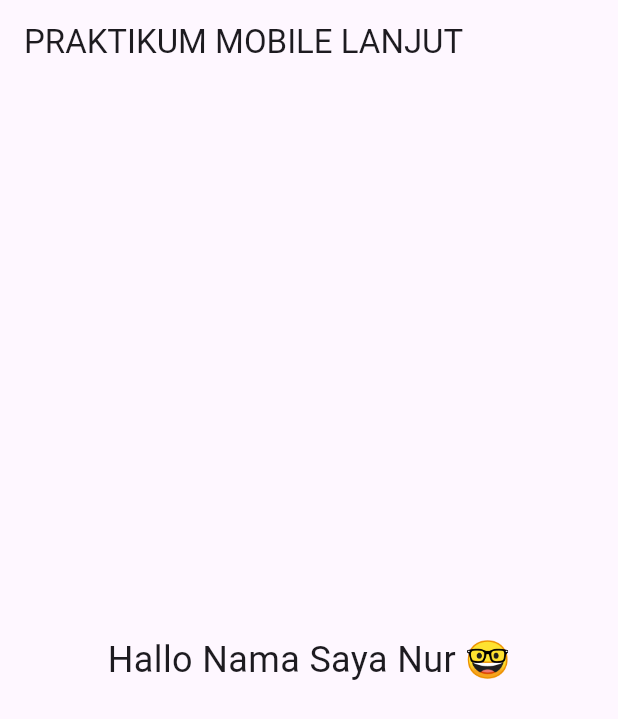
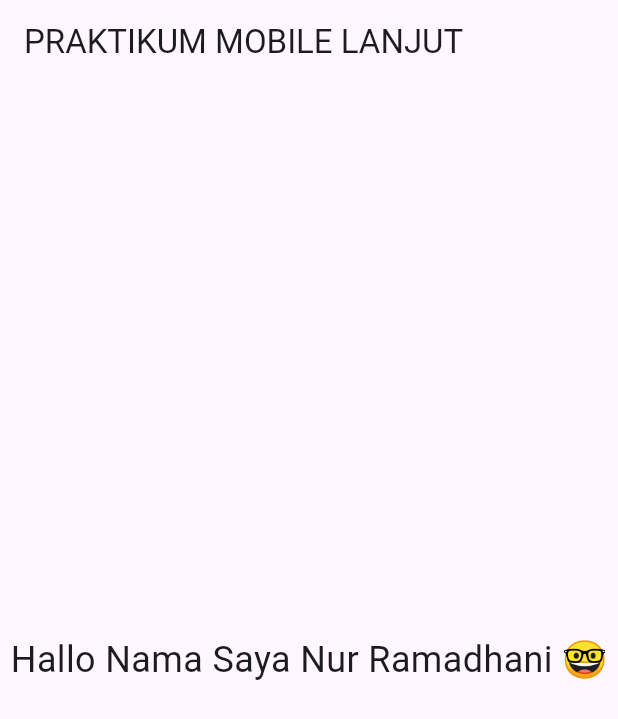
Before and after one commit to ichidha/prak-mobilelanjut-2417051067, a Flutter app: the screen it shows after launch, on a phone screen of 412 x 824 dp. Shown: the top 719 px of the screen. Run offline on Flutter 3.47's test engine with Material 3 defaults, Android fonts, the phone set to English and light mode, and no system bars.

Commit message:
pertemuan 2

```diff
--- a/lib/main.dart
+++ b/lib/main.dart
@@ -20,7 +20,7 @@ class MyApp extends StatelessWidget {
           title: const Text('PRAKTIKUM MOBILE LANJUT'),
         ),
         body: const Center(
-          child: Text('Hallo Nama Saya Nur 🤓', style: TextStyle(fontSize: 24)),
+          child: Text('Hallo Nama Saya Nur Ramadhani 🤓', style: TextStyle(fontSize: 24)),
         ),
       ),
     );
```
